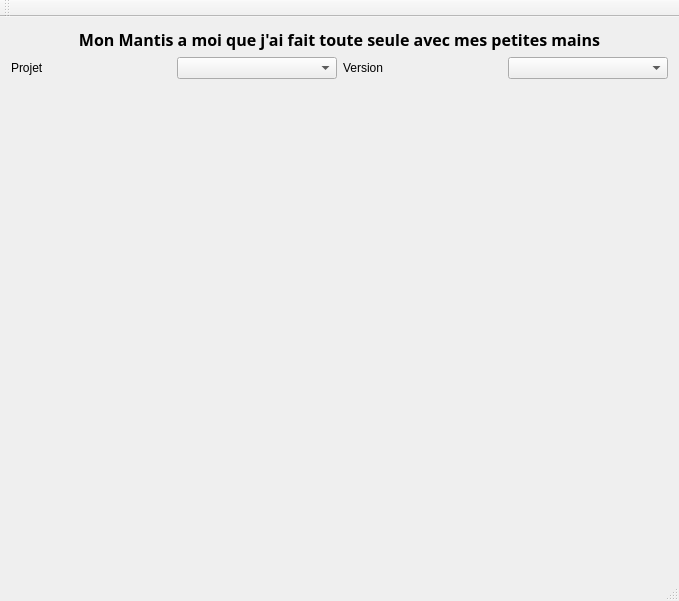
Above: MantisViewerIHMQt/mantisviewerihmqt.ui from Ambrou/MantisViewerQt before the change. Below: the same form after it.
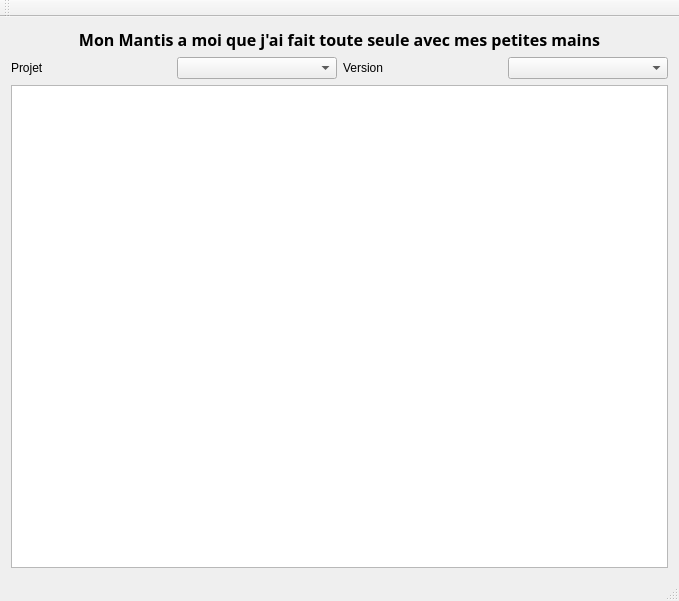
That is the form after the change.

Commit message: Essai bourrin du table model avec le tableview

```diff
--- a/MantisViewerIHMQt/mantisviewerihmqt.ui
+++ b/MantisViewerIHMQt/mantisviewerihmqt.ui
@@ -58,17 +58,7 @@
      </layout>
     </item>
     <item>
-     <spacer name="verticalSpacer">
-      <property name="orientation">
-       <enum>Qt::Vertical</enum>
-      </property>
-      <property name="sizeHint" stdset="0">
-       <size>
-        <width>20</width>
-        <height>40</height>
-       </size>
-      </property>
-     </spacer>
+     <widget class="QTableView" name="tableView"/>
     </item>
    </layout>
   </widget>
```
The commit also changes 8 other files.
